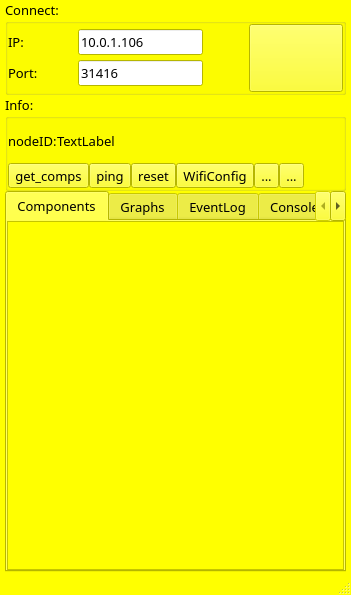
makespacemadrid/Jarvis, file Software/JarvisServer/common/jarvisnodetestapp.ui: the form before one commit.
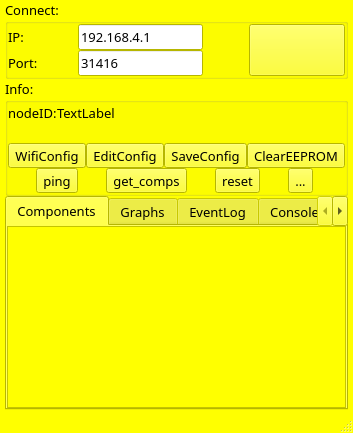
The form after the commit. Icons and pictures are not drawn.

Diff of the .ui file:
```diff
--- a/Software/JarvisServer/common/jarvisnodetestapp.ui
+++ b/Software/JarvisServer/common/jarvisnodetestapp.ui
@@ -6,8 +6,8 @@
    <rect>
     <x>0</x>
     <y>0</y>
-    <width>351</width>
-    <height>595</height>
+    <width>353</width>
+    <height>433</height>
    </rect>
   </property>
   <property name="palette">
@@ -552,7 +552,7 @@
               </font>
              </property>
              <property name="text">
-              <string>10.0.1.106</string>
+              <string>192.168.4.1</string>
              </property>
             </widget>
            </item>
@@ -776,85 +776,7 @@
         </layout>
        </item>
        <item>
-        <layout class="QHBoxLayout" name="horizontalLayout_4">
-         <item>
-          <widget class="QToolButton" name="btnGetComps">
-           <property name="font">
-            <font>
-             <weight>50</weight>
-             <bold>false</bold>
-            </font>
-           </property>
-           <property name="text">
-            <string>get_comps</string>
-           </property>
-          </widget>
-         </item>
-         <item>
-          <widget class="QToolButton" name="btnPing">
-           <property name="font">
-            <font>
-             <weight>50</weight>
-             <bold>false</bold>
-            </font>
-           </property>
-           <property name="text">
-            <string>ping</string>
-           </property>
-          </widget>
-         </item>
-         <item>
-          <widget class="QToolButton" name="btnReset">
-           <property name="font">
-            <font>
-             <weight>50</weight>
-             <bold>false</bold>
-            </font>
-           </property>
-           <property name="text">
-            <string>reset</string>
-           </property>
-          </widget>
-         </item>
-         <item>
-          <widget class="QToolButton" name="wifiConfigBtn">
-           <property name="font">
-            <font>
-             <weight>50</weight>
-             <bold>false</bold>
-            </font>
-           </property>
-           <property name="text">
-            <string>WifiConfig</string>
-           </property>
-          </widget>
-         </item>
-         <item>
-          <widget class="QToolButton" name="toolButton_6">
-           <property name="font">
-            <font>
-             <weight>50</weight>
-             <bold>false</bold>
-            </font>
-           </property>
-           <property name="text">
-            <string>...</string>
-           </property>
-          </widget>
-         </item>
-         <item>
-          <widget class="QToolButton" name="toolButton_7">
-           <property name="font">
-            <font>
-             <weight>50</weight>
-             <bold>false</bold>
-            </font>
-           </property>
-           <property name="text">
-            <string>...</string>
-           </property>
-          </widget>
-         </item>
+        <layout class="QVBoxLayout" name="verticalLayout_11">
          <item>
           <spacer name="horizontalSpacer_4">
            <property name="font">
@@ -874,6 +796,106 @@
            </property>
           </spacer>
          </item>
+         <item>
+          <layout class="QHBoxLayout" name="horizontalLayout_10">
+           <item>
+            <widget class="QToolButton" name="wifiConfigBtn">
+             <property name="font">
+              <font>
+               <weight>50</weight>
+               <bold>false</bold>
+              </font>
+             </property>
+             <property name="text">
+              <string>WifiConfig</string>
+             </property>
+            </widget>
+           </item>
+           <item>
+            <widget class="QToolButton" name="editConfigBtn">
+             <property name="text">
+              <string>EditConfig</string>
+             </property>
+            </widget>
+           </item>
+           <item>
+            <widget class="QToolButton" name="saveConfigBtn">
+             <property name="font">
+              <font>
+               <weight>50</weight>
+               <bold>false</bold>
+              </font>
+             </property>
+             <property name="text">
+              <string>SaveConfig</string>
+             </property>
+            </widget>
+           </item>
+           <item>
+            <widget class="QToolButton" name="clearEepromBtn">
+             <property name="font">
+              <font>
+               <weight>50</weight>
+               <bold>false</bold>
+              </font>
+             </property>
+             <property name="text">
+              <string>ClearEEPROM</string>
+             </property>
+            </widget>
+           </item>
+          </layout>
+         </item>
+         <item>
+          <layout class="QHBoxLayout" name="horizontalLayout_4">
+           <item>
+            <widget class="QToolButton" name="btnPing">
+             <property name="font">
+              <font>
+               <weight>50</weight>
+               <bold>false</bold>
+              </font>
+             </property>
+             <property name="text">
+              <string>ping</string>
+             </property>
+            </widget>
+           </item>
+           <item>
+            <widget class="QToolButton" name="btnGetComps">
+             <property name="font">
+              <font>
+               <weight>50</weight>
+               <bold>false</bold>
+              </font>
+             </property>
+             <property name="text">
+              <string>get_comps</string>
+             </property>
+            </widget>
+           </item>
+           <item>
+            <widget class="QToolButton" name="btnReset">
+             <property name="font">
+              <font>
+               <weight>50</weight>
+               <bold>false</bold>
+              </font>
+             </property>
+             <property name="text">
+              <string>reset</string>
+             </property>
+            </widget>
+           </item>
+           <item>
+            <widget class="QToolButton" name="toolButton_2">
+             <property name="text">
+              <string>...</string>
+             </property>
+            </widget>
+           </item>
+          </layout>
+         </item>
         </layout>
        </item>
       </layout>
@@ -969,8 +991,8 @@
             <rect>
              <x>0</x>
              <y>0</y>
-             <width>335</width>
-             <height>347</height>
+             <width>337</width>
+             <height>170</height>
             </rect>
            </property>
            <layout class="QGridLayout" name="gridLayout"/>
```
Left out of the diff: 16 changed lines with no effect on the pictures.
